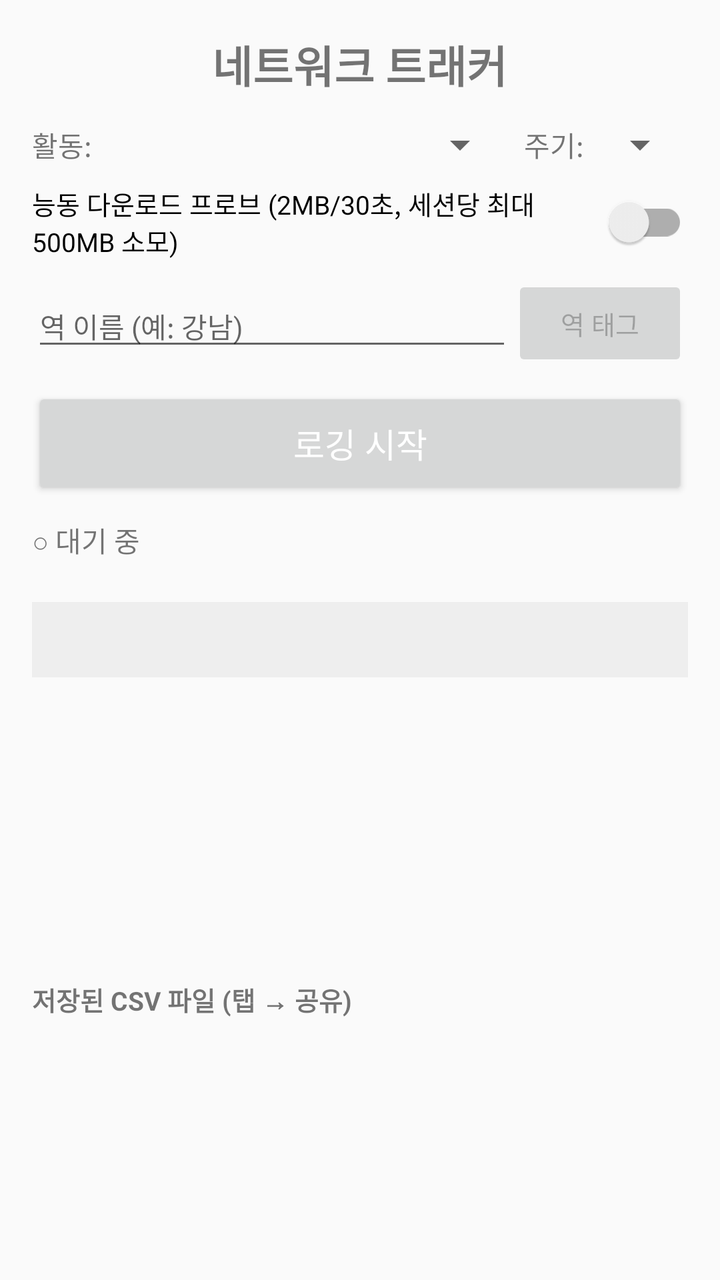
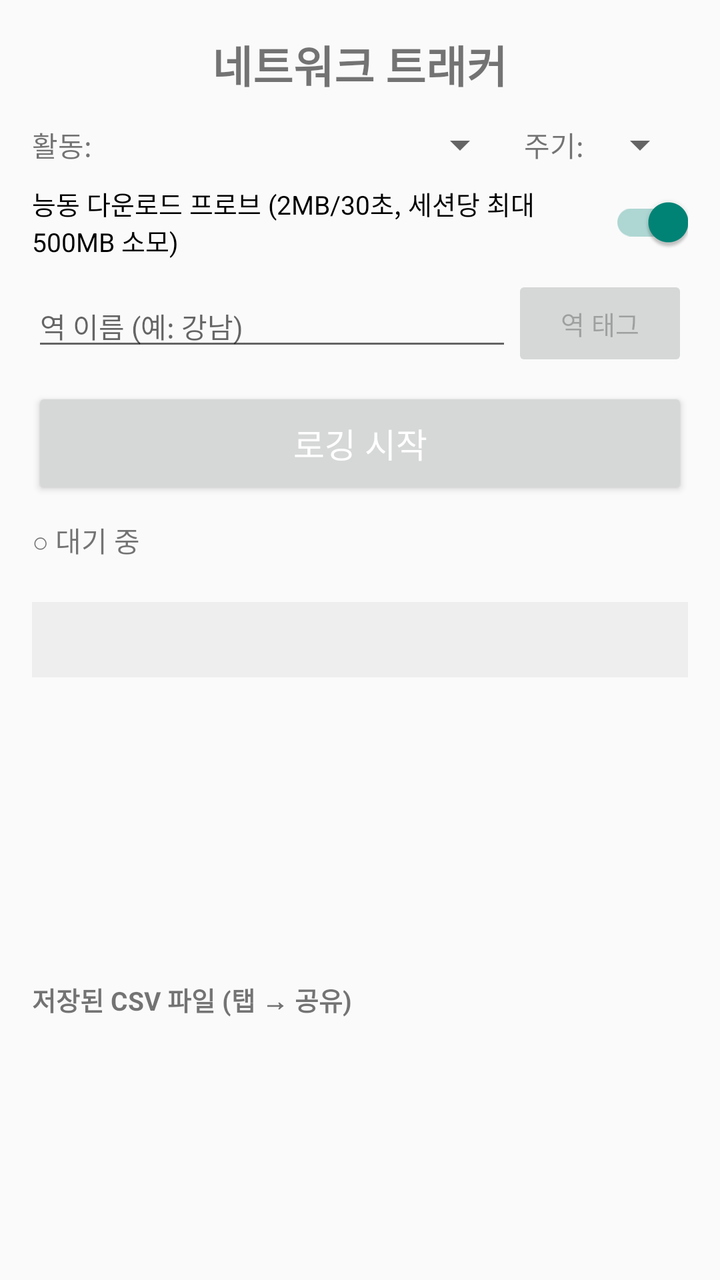

Before-and-after screenshots of an Android layout around one commit, followed by the original layout XML and the change that was made.
<!-- AndroidManifest.xml: application theme Theme.AppCompat.Light.DarkActionBar -->
<!-- res/layout/activity_main.xml -->
<?xml version="1.0" encoding="utf-8"?>
<LinearLayout xmlns:android="http://schemas.android.com/apk/res/android"
    android:layout_width="match_parent"
    android:layout_height="match_parent"
    android:orientation="vertical"
    android:padding="16dp"
    android:background="#FAFAFA">

    
    <TextView
        android:layout_width="wrap_content"
        android:layout_height="wrap_content"
        android:layout_gravity="center_horizontal"
        android:text="네트워크 트래커"
        android:textSize="22sp"
        android:textStyle="bold"
        android:paddingBottom="12dp" />

    
    <LinearLayout
        android:layout_width="match_parent"
        android:layout_height="wrap_content"
        android:orientation="horizontal"
        android:gravity="center_vertical"
        android:paddingBottom="8dp">

        <TextView
            android:layout_width="wrap_content"
            android:layout_height="wrap_content"
            android:text="활동:"
            android:textSize="14sp"
            android:paddingEnd="8dp" />

        <Spinner
            android:id="@+id/spinner_activity"
            android:layout_width="0dp"
            android:layout_height="wrap_content"
            android:layout_weight="1" />

        <TextView
            android:layout_width="wrap_content"
            android:layout_height="wrap_content"
            android:text="주기:"
            android:textSize="14sp"
            android:paddingStart="8dp"
            android:paddingEnd="4dp" />

        <Spinner
            android:id="@+id/spinner_interval"
            android:layout_width="wrap_content"
            android:layout_height="wrap_content" />
    </LinearLayout>

    
    
    <androidx.appcompat.widget.SwitchCompat
        android:id="@+id/switch_probe_dl"
        android:layout_width="match_parent"
        android:layout_height="wrap_content"
        android:text="능동 다운로드 프로브 (2MB/30초, 세션당 최대 500MB 소모)"
        android:textSize="13sp"
        android:paddingBottom="8dp" />

    
    <LinearLayout
        android:layout_width="match_parent"
        android:layout_height="wrap_content"
        android:orientation="horizontal"
        android:gravity="center_vertical"
        android:paddingBottom="8dp">

        <EditText
            android:id="@+id/et_station"
            android:layout_width="0dp"
            android:layout_height="wrap_content"
            android:layout_weight="1"
            android:hint="역 이름 (예: 강남)"
            android:inputType="text"
            android:textSize="14sp"
            android:maxLines="1" />

        <Button
            android:id="@+id/btn_tag_station"
            android:layout_width="wrap_content"
            android:layout_height="wrap_content"
            android:text="역 태그"
            android:textSize="13sp"
            android:enabled="false" />
    </LinearLayout>

    
    <Button
        android:id="@+id/btn_start_stop"
        android:layout_width="match_parent"
        android:layout_height="56dp"
        android:text="로깅 시작"
        android:textSize="17sp"
        android:textColor="#FFFFFF" />

    
    <TextView
        android:id="@+id/tv_status"
        android:layout_width="match_parent"
        android:layout_height="wrap_content"
        android:text="○ 대기 중"
        android:paddingTop="10dp"
        android:textSize="14sp" />

    <TextView
        android:id="@+id/tv_file_path"
        android:layout_width="match_parent"
        android:layout_height="wrap_content"
        android:text=""
        android:textSize="11sp"
        android:textColor="#888888"
        android:paddingBottom="6dp" />

    
    <ScrollView
        android:layout_width="match_parent"
        android:layout_height="0dp"
        android:layout_weight="1.6">
        <TextView
            android:id="@+id/tv_live_stats"
            android:layout_width="match_parent"
            android:layout_height="wrap_content"
            android:fontFamily="monospace"
            android:textSize="13sp"
            android:lineSpacingMultiplier="1.3"
            android:padding="10dp"
            android:background="#EEEEEE" />
    </ScrollView>

    
    <TextView
        android:layout_width="match_parent"
        android:layout_height="wrap_content"
        android:text="저장된 CSV 파일 (탭 → 공유)"
        android:textStyle="bold"
        android:paddingTop="12dp"
        android:paddingBottom="4dp"
        android:textSize="13sp" />

    <ListView
        android:id="@+id/lv_files"
        android:layout_width="match_parent"
        android:layout_height="0dp"
        android:layout_weight="1"
        android:divider="#CCCCCC"
        android:dividerHeight="1dp" />

</LinearLayout>
<!-- resources referenced by this layout -->
<resources>

</resources>

<!-- the commit's change to res/layout/activity_main.xml (unified diff, before → after) -->
@@ -58,6 +58,7 @@
         android:layout_width="match_parent"
         android:layout_height="wrap_content"
         android:text="능동 다운로드 프로브 (2MB/30초, 세션당 최대 500MB 소모)"
+        android:checked="true"
         android:textSize="13sp"
         android:paddingBottom="8dp" />
 
